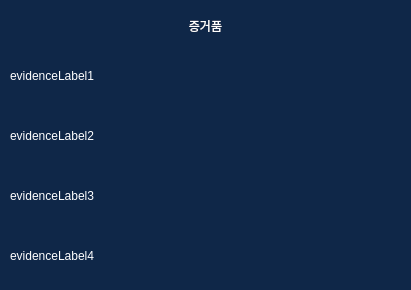
The window that core/ui/qt_designer/evidenceWindow.ui (Apex-LogiCourt/pi5-local-app) describes before a commit, drawn with Qt 5.
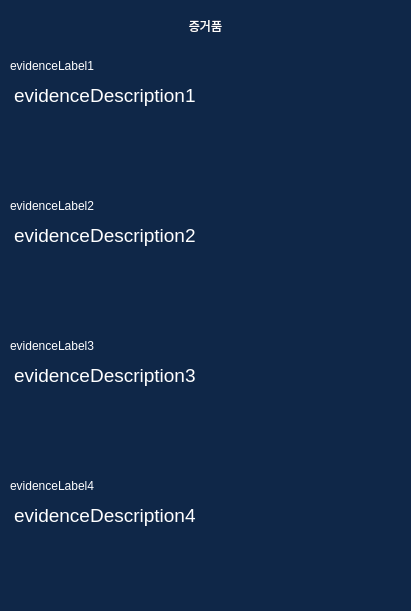
The same window after the commit.

Commit message: feat: evidenceWindow 수정, ui컨트롤러싱글톤

The edit to the form file:
```diff
--- a/core/ui/qt_designer/evidenceWindow.ui
+++ b/core/ui/qt_designer/evidenceWindow.ui
@@ -7,7 +7,7 @@
     <x>0</x>
     <y>0</y>
     <width>411</width>
-    <height>290</height>
+    <height>611</height>
    </rect>
   </property>
   <property name="windowTitle">
@@ -44,7 +44,7 @@
    <property name="geometry">
     <rect>
      <x>10</x>
-     <y>50</y>
+     <y>40</y>
      <width>391</width>
      <height>51</height>
     </rect>
@@ -69,7 +69,7 @@
    <property name="geometry">
     <rect>
      <x>10</x>
-     <y>110</y>
+     <y>180</y>
      <width>391</width>
      <height>51</height>
     </rect>
@@ -94,7 +94,7 @@
    <property name="geometry">
     <rect>
      <x>10</x>
-     <y>170</y>
+     <y>320</y>
      <width>391</width>
      <height>51</height>
     </rect>
@@ -119,7 +119,7 @@
    <property name="geometry">
     <rect>
      <x>10</x>
-     <y>230</y>
+     <y>460</y>
      <width>391</width>
      <height>51</height>
     </rect>
@@ -140,6 +140,198 @@
     <number>0</number>
    </property>
   </widget>
+  <widget class="QTextBrowser" name="evidenceDescription1">
+   <property name="enabled">
+    <bool>true</bool>
+   </property>
+   <property name="geometry">
+    <rect>
+     <x>10</x>
+     <y>80</y>
+     <width>391</width>
+     <height>101</height>
+    </rect>
+   </property>
+   <property name="styleSheet">
+    <string notr="true">QTextBrowser {
+    border: none;
+	background-color: rgba(0, 0, 0, 0);
+	color: rgb(255, 255, 255);
+	font: 14pt &quot;나눔고딕&quot;;
+}</string>
+   </property>
+   <property name="verticalScrollBarPolicy">
+    <enum>Qt::ScrollBarAlwaysOff</enum>
+   </property>
+   <property name="horizontalScrollBarPolicy">
+    <enum>Qt::ScrollBarAlwaysOff</enum>
+   </property>
+   <property name="markdown">
+    <string>evidenceDescription1
+
+</string>
+   </property>
+   <property name="html">
+    <string>&lt;!DOCTYPE HTML PUBLIC &quot;-//W3C//DTD HTML 4.0//EN&quot; &quot;http://www.w3.org/TR/REC-html40/strict.dtd&quot;&gt;
+&lt;html&gt;&lt;head&gt;&lt;meta name=&quot;qrichtext&quot; content=&quot;1&quot; /&gt;&lt;style type=&quot;text/css&quot;&gt;
+p, li { white-space: pre-wrap; }
+&lt;/style&gt;&lt;/head&gt;&lt;body style=&quot; font-family:'나눔고딕'; font-size:14pt; font-weight:400; font-style:normal;&quot;&gt;
+&lt;p style=&quot; margin-top:9px; margin-bottom:9px; margin-left:0px; margin-right:0px; -qt-block-indent:0; text-indent:0px;&quot;&gt;evidenceDescription1&lt;/p&gt;&lt;/body&gt;&lt;/html&gt;</string>
+   </property>
+   <property name="overwriteMode">
+    <bool>false</bool>
+   </property>
+   <property name="textInteractionFlags">
+    <set>Qt::NoTextInteraction</set>
+   </property>
+   <property name="placeholderText">
+    <string/>
+   </property>
+  </widget>
+  <widget class="QTextBrowser" name="evidenceDescription2">
+   <property name="enabled">
+    <bool>true</bool>
+   </property>
+   <property name="geometry">
+    <rect>
+     <x>10</x>
+     <y>220</y>
+     <width>391</width>
+     <height>101</height>
+    </rect>
+   </property>
+   <property name="styleSheet">
+    <string notr="true">QTextBrowser {
+    border: none;
+	background-color: rgba(0, 0, 0, 0);
+	color: rgb(255, 255, 255);
+	font: 14pt &quot;나눔고딕&quot;;
+}</string>
+   </property>
+   <property name="verticalScrollBarPolicy">
+    <enum>Qt::ScrollBarAlwaysOff</enum>
+   </property>
+   <property name="horizontalScrollBarPolicy">
+    <enum>Qt::ScrollBarAlwaysOff</enum>
+   </property>
+   <property name="markdown">
+    <string>evidenceDescription2
+
+</string>
+   </property>
+   <property name="html">
+    <string>&lt;!DOCTYPE HTML PUBLIC &quot;-//W3C//DTD HTML 4.0//EN&quot; &quot;http://www.w3.org/TR/REC-html40/strict.dtd&quot;&gt;
+&lt;html&gt;&lt;head&gt;&lt;meta name=&quot;qrichtext&quot; content=&quot;1&quot; /&gt;&lt;style type=&quot;text/css&quot;&gt;
+p, li { white-space: pre-wrap; }
+&lt;/style&gt;&lt;/head&gt;&lt;body style=&quot; font-family:'나눔고딕'; font-size:14pt; font-weight:400; font-style:normal;&quot;&gt;
+&lt;p style=&quot; margin-top:9px; margin-bottom:9px; margin-left:0px; margin-right:0px; -qt-block-indent:0; text-indent:0px;&quot;&gt;evidenceDescription2&lt;/p&gt;&lt;/body&gt;&lt;/html&gt;</string>
+   </property>
+   <property name="overwriteMode">
+    <bool>false</bool>
+   </property>
+   <property name="textInteractionFlags">
+    <set>Qt::NoTextInteraction</set>
+   </property>
+   <property name="placeholderText">
+    <string/>
+   </property>
+  </widget>
+  <widget class="QTextBrowser" name="evidenceDescription3">
+   <property name="enabled">
+    <bool>true</bool>
+   </property>
+   <property name="geometry">
+    <rect>
+     <x>10</x>
+     <y>360</y>
+     <width>391</width>
+     <height>101</height>
+    </rect>
+   </property>
+   <property name="styleSheet">
+    <string notr="true">QTextBrowser {
+    border: none;
+	background-color: rgba(0, 0, 0, 0);
+	color: rgb(255, 255, 255);
+	font: 14pt &quot;나눔고딕&quot;;
+}</string>
+   </property>
+   <property name="verticalScrollBarPolicy">
+    <enum>Qt::ScrollBarAlwaysOff</enum>
+   </property>
+   <property name="horizontalScrollBarPolicy">
+    <enum>Qt::ScrollBarAlwaysOff</enum>
+   </property>
+   <property name="markdown">
+    <string>evidenceDescription3
+
+</string>
+   </property>
+   <property name="html">
+    <string>&lt;!DOCTYPE HTML PUBLIC &quot;-//W3C//DTD HTML 4.0//EN&quot; &quot;http://www.w3.org/TR/REC-html40/strict.dtd&quot;&gt;
+&lt;html&gt;&lt;head&gt;&lt;meta name=&quot;qrichtext&quot; content=&quot;1&quot; /&gt;&lt;style type=&quot;text/css&quot;&gt;
+p, li { white-space: pre-wrap; }
+&lt;/style&gt;&lt;/head&gt;&lt;body style=&quot; font-family:'나눔고딕'; font-size:14pt; font-weight:400; font-style:normal;&quot;&gt;
+&lt;p style=&quot; margin-top:9px; margin-bottom:9px; margin-left:0px; margin-right:0px; -qt-block-indent:0; text-indent:0px;&quot;&gt;evidenceDescription3&lt;/p&gt;&lt;/body&gt;&lt;/html&gt;</string>
+   </property>
+   <property name="overwriteMode">
+    <bool>false</bool>
+   </property>
+   <property name="textInteractionFlags">
+    <set>Qt::NoTextInteraction</set>
+   </property>
+   <property name="placeholderText">
+    <string/>
+   </property>
+  </widget>
+  <widget class="QTextBrowser" name="evidenceDescription4">
+   <property name="enabled">
+    <bool>true</bool>
+   </property>
+   <property name="geometry">
+    <rect>
+     <x>10</x>
+     <y>500</y>
+     <width>391</width>
+     <height>101</height>
+    </rect>
+   </property>
+   <property name="styleSheet">
+    <string notr="true">QTextBrowser {
+    border: none;
+	background-color: rgba(0, 0, 0, 0);
+	color: rgb(255, 255, 255);
+	font: 14pt &quot;나눔고딕&quot;;
+}</string>
+   </property>
+   <property name="verticalScrollBarPolicy">
+    <enum>Qt::ScrollBarAlwaysOff</enum>
+   </property>
+   <property name="horizontalScrollBarPolicy">
+    <enum>Qt::ScrollBarAlwaysOff</enum>
+   </property>
+   <property name="markdown">
+    <string>evidenceDescription4
+
+</string>
+   </property>
+   <property name="html">
+    <string>&lt;!DOCTYPE HTML PUBLIC &quot;-//W3C//DTD HTML 4.0//EN&quot; &quot;http://www.w3.org/TR/REC-html40/strict.dtd&quot;&gt;
+&lt;html&gt;&lt;head&gt;&lt;meta name=&quot;qrichtext&quot; content=&quot;1&quot; /&gt;&lt;style type=&quot;text/css&quot;&gt;
+p, li { white-space: pre-wrap; }
+&lt;/style&gt;&lt;/head&gt;&lt;body style=&quot; font-family:'나눔고딕'; font-size:14pt; font-weight:400; font-style:normal;&quot;&gt;
+&lt;p style=&quot; margin-top:9px; margin-bottom:9px; margin-left:0px; margin-right:0px; -qt-block-indent:0; text-indent:0px;&quot;&gt;evidenceDescription4&lt;/p&gt;&lt;/body&gt;&lt;/html&gt;</string>
+   </property>
+   <property name="overwriteMode">
+    <bool>false</bool>
+   </property>
+   <property name="textInteractionFlags">
+    <set>Qt::NoTextInteraction</set>
+   </property>
+   <property name="placeholderText">
+    <string/>
+   </property>
+  </widget>
  </widget>
  <resources/>
  <connections/>
```
The commit also changes 2 other files.
